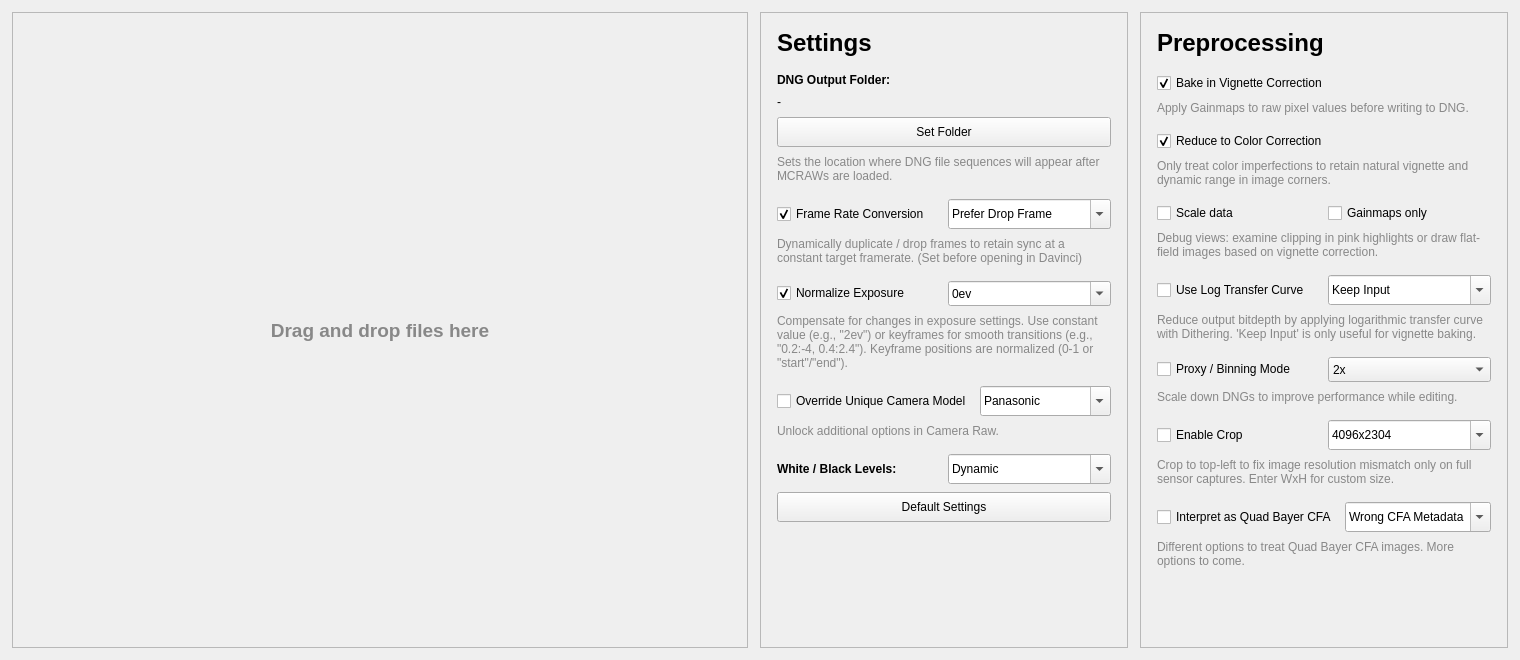
Old version of the form ui/mainwindow.ui in the repository LeonardSander/motioncam-fs.
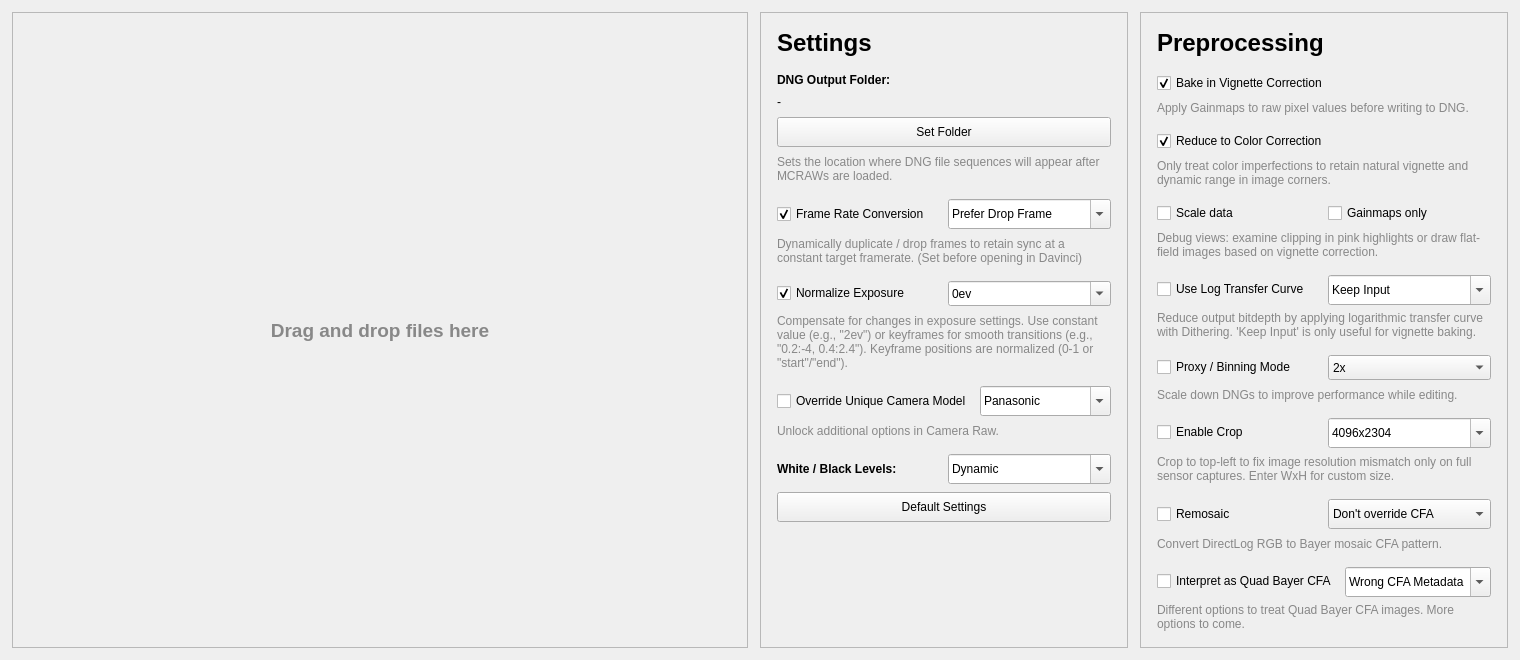
New version of the form.

Commit message: add remosaic option and cfa override & reduced ui stutter, windows icon progress & direct log log

Diff of the .ui file:
```diff
--- a/ui/mainwindow.ui
+++ b/ui/mainwindow.ui
@@ -936,6 +936,72 @@
          </item>
         </layout>
        </item>
+       <item>
+        <layout class="QVBoxLayout" name="remosaicSection">
+         <property name="spacing">
+          <number>8</number>
+         </property>
+         <item>
+          <layout class="QHBoxLayout" name="remosaicLayout">
+           <property name="spacing">
+            <number>8</number>
+           </property>
+           <item>
+            <widget class="QCheckBox" name="remosaicCheckBox">
+             <property name="text">
+              <string>Remosaic</string>
+             </property>
+            </widget>
+           </item>
+           <item>
+            <widget class="QComboBox" name="cfaPhaseComboBox">
+             <property name="minimumSize">
+              <size>
+               <width>120</width>
+               <height>30</height>
+              </size>
+             </property>
+             <item>
+              <property name="text">
+               <string>Don't override CFA</string>
+              </property>
+             </item>
+             <item>
+              <property name="text">
+               <string>BGGR</string>
+              </property>
+             </item>
+             <item>
+              <property name="text">
+               <string>RGGB</string>
+              </property>
+             </item>
+             <item>
+              <property name="text">
+               <string>GRBG</string>
+              </property>
+             </item>
+             <item>
+              <property name="text">
+               <string>GBRG</string>
+              </property>
+             </item>
+            </widget>
+           </item>
+          </layout>
+         </item>
+         <item>
+          <widget class="QLabel" name="remosaicInfoLabel">
+           <property name="text">
+            <string>&lt;html&gt;&lt;head/&gt;&lt;body&gt;&lt;p&gt;&lt;span style=&quot; font-size:9pt; color:#888888;&quot;&gt;Convert DirectLog RGB to Bayer mosaic CFA pattern.&lt;/span&gt;&lt;/p&gt;&lt;/body&gt;&lt;/html&gt;</string>
+           </property>
+           <property name="wordWrap">
+            <bool>true</bool>
+           </property>
+          </widget>
+         </item>
+        </layout>
+       </item>
        <item>
         <layout class="QVBoxLayout" name="quadBayerSection">
          <property name="spacing">
```
The commit also changes 22 other files.
